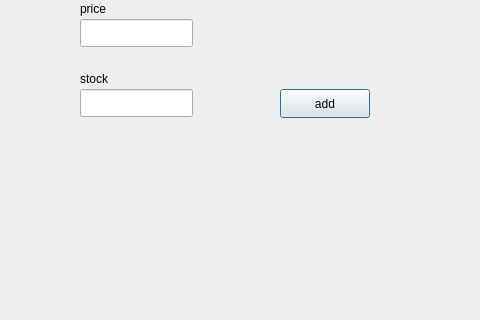
This is online_store/add_product.ui in niki548/Online_store as Qt 5 draws it before an edit; both pictures show x 0 to 480 and y 191 to 511 of the 737 by 511 pixel window. The edited form follows.
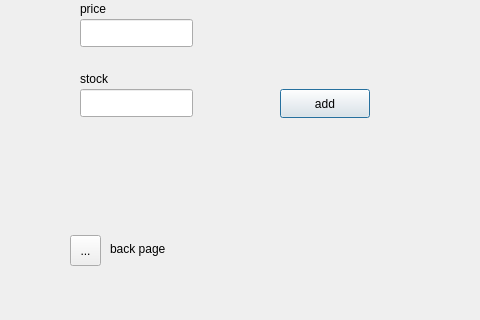
This is the edited form. Icons and pictures are not drawn.

```diff
--- a/online_store/add_product.ui
+++ b/online_store/add_product.ui
@@ -95,6 +95,35 @@
     <string>add</string>
    </property>
   </widget>
+  <widget class="QToolButton" name="toolButton">
+   <property name="geometry">
+    <rect>
+     <x>70</x>
+     <y>426</y>
+     <width>31</width>
+     <height>31</height>
+    </rect>
+   </property>
+   <property name="text">
+    <string>...</string>
+   </property>
+   <property name="icon">
+    <iconset theme="QIcon::ThemeIcon::DocumentRevert"/>
+   </property>
+  </widget>
+  <widget class="QLabel" name="label_12">
+   <property name="geometry">
+    <rect>
+     <x>110</x>
+     <y>430</y>
+     <width>71</width>
+     <height>20</height>
+    </rect>
+   </property>
+   <property name="text">
+    <string>back page</string>
+   </property>
+  </widget>
  </widget>
  <resources/>
  <connections/>
```
